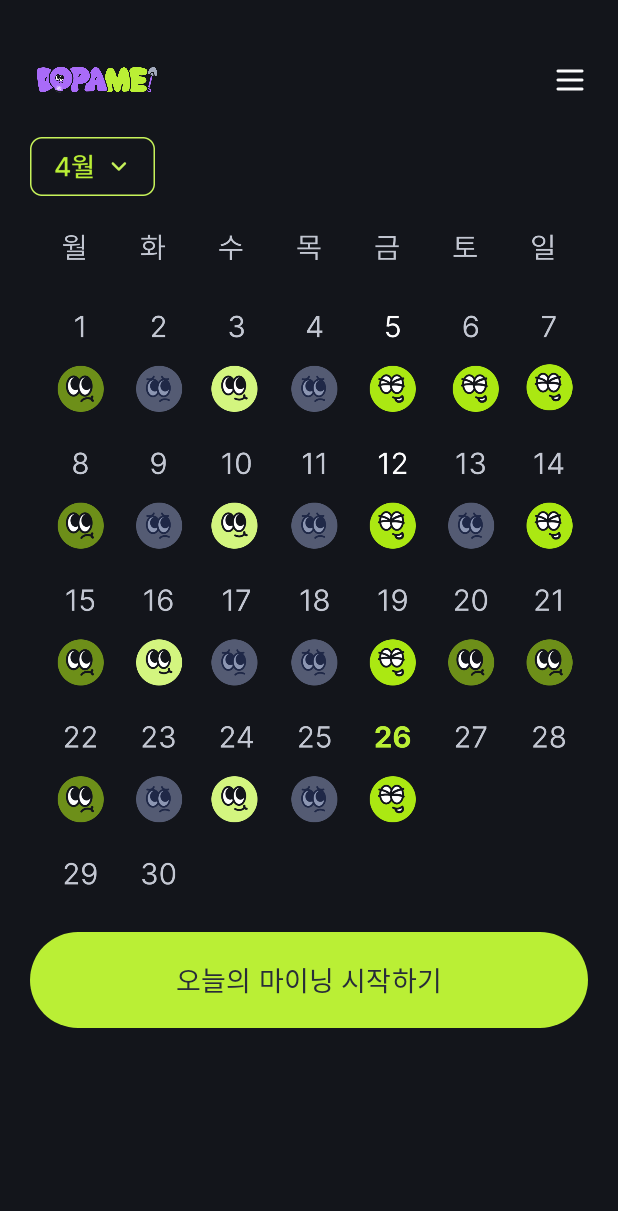
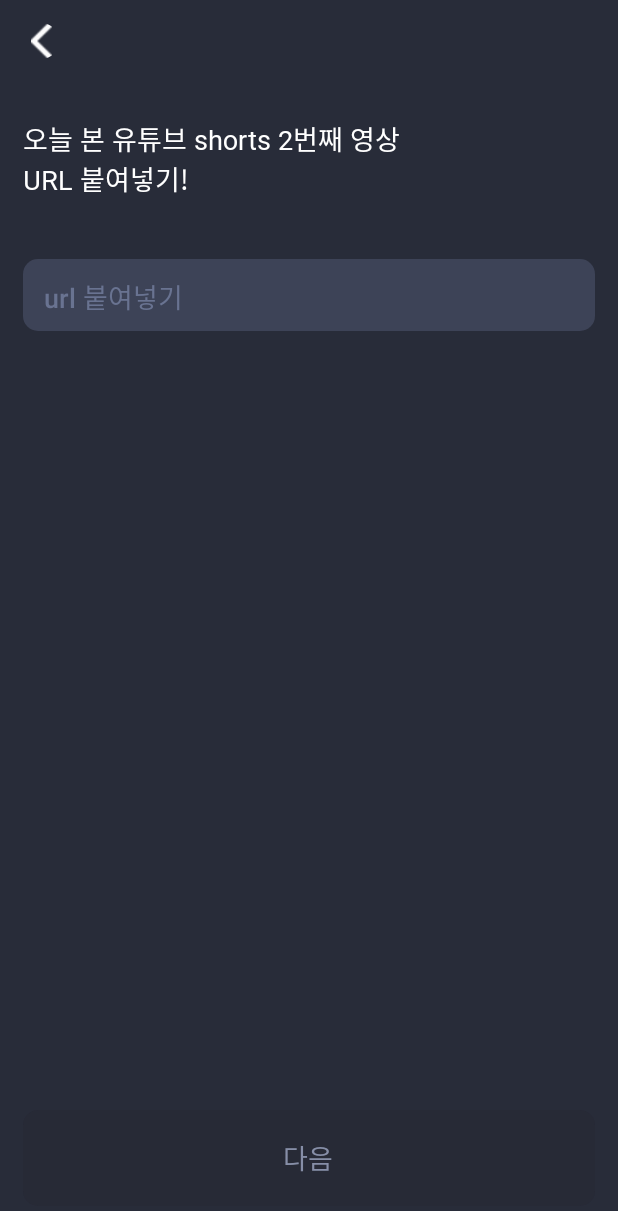
Before and after one commit to ygreee0320/DopaMe, an Android app built with Jetpack Compose: the screen it shows after launch (MainActivity), after a tap on "오늘의 마이닝 시작하기", on a phone screen of 412 x 824 dp. Shown: the top 1211 px of the screen. Run offline under Robolectric (Android 15) with nearby library versions, the light colour scheme and no system bars; libraries missing offline, so code that uses them is left out: com.pierfrancescosoffritti.androidyoutubeplayer; Roboto replaces fonts that are not available here.

Commit message:
feat: Mining step1 화면 구현

```diff
--- a/app/build.gradle
+++ b/app/build.gradle
@@ -62,6 +62,9 @@ dependencies {
     implementation("androidx.compose.ui:ui")
     implementation("androidx.compose.ui:ui-tooling-preview")
     implementation("androidx.compose.material3:material3")
+    implementation("androidx.navigation:navigation-compose:2.7.7")
+    implementation ("androidx.lifecycle:lifecycle-viewmodel-compose:2.7.0")
+    //implementation("androidx.compose.rutime:runtime-livedata:")
 
     androidTestImplementation(platform("androidx.compose:compose-bom:2023.03.00"))
     androidTestImplementation("androidx.compose.ui:ui-test-junit4")
--- a/app/src/main/AndroidManifest.xml
+++ b/app/src/main/AndroidManifest.xml
@@ -3,6 +3,7 @@
     xmlns:tools="http://schemas.android.com/tools">
 
     <uses-permission android:name="android.permission.INTERNET" />
+    <uses-permission android:name="android.permission.ACCESS_NETWORK_STATE"/>
 
     <application
         android:allowBackup="true"
--- /dev/null
+++ b/app/src/main/java/com/example/dopame/app/DopaMeNavHost.kt
@@ -0,0 +1,23 @@
+package com.example.dopame.app
+
+import androidx.compose.runtime.Composable
+import androidx.navigation.compose.NavHost
+import androidx.navigation.compose.composable
+import androidx.navigation.compose.rememberNavController
+import com.example.dopame.screens.HomeScreen
+import com.example.dopame.screens.home.AddLinkScreen
+import com.example.dopame.screens.mining.AddAnswerScreen
+
+@Composable
+fun DopaMeNavHost() {
+    val navController = rememberNavController()
+
+    NavHost(
+        navController = navController,
+        startDestination = "home",
+    ) {
+        composable("home") { HomeScreen(navController) }
+        composable("miningStep1") { AddLinkScreen(navController) }
+        composable("miningStep2") { AddAnswerScreen(navController) }
+    }
+}
--- a/app/src/main/java/com/example/dopame/app/MainActivity.kt
+++ b/app/src/main/java/com/example/dopame/app/MainActivity.kt
@@ -4,10 +4,9 @@ import android.os.Bundle
 import androidx.activity.ComponentActivity
 import androidx.activity.compose.setContent
 import androidx.compose.foundation.layout.*
-import androidx.compose.material3.Surface
+import androidx.compose.material3.*
 import androidx.compose.ui.Modifier
 import com.example.dopame.core.designsystem.DopaMeTheme
-import com.example.dopame.screens.HomeScreen
 
 class MainActivity : ComponentActivity() {
     override fun onCreate(savedInstanceState: Bundle?) {
@@ -18,7 +17,7 @@ class MainActivity : ComponentActivity() {
                     modifier = Modifier.fillMaxSize(),
                     color = DopaMeTheme.colors.gray10
                 ) {
-                    HomeScreen()
+                    DopaMeNavHost()
                 }
             }
         }
--- a/app/src/main/java/com/example/dopame/core/designsystem/DopaMeTypography.kt
+++ b/app/src/main/java/com/example/dopame/core/designsystem/DopaMeTypography.kt
@@ -8,10 +8,10 @@ import androidx.compose.ui.text.style.LineHeightStyle
 import androidx.compose.ui.unit.sp
 
 data class DopaMeTypography (
-    val h1Bold: TextStyle = TextStyle(
+    val h1Medium: TextStyle = TextStyle(
         fontFamily = pretendard,
         fontWeight = FontWeight.Medium,
-        fontSize = 14.20.sp,
+        fontSize = 18.sp,
         lineHeight = 8.sp,
         platformStyle = PlatformTextStyle(
             includeFontPadding = false
--- a/app/src/main/java/com/example/dopame/screens/home/HomeScreen.kt
+++ b/app/src/main/java/com/example/dopame/screens/home/HomeScreen.kt
@@ -12,15 +12,13 @@ import androidx.compose.ui.Alignment
 import androidx.compose.ui.Modifier
 import androidx.compose.ui.layout.ContentScale
 import androidx.compose.ui.res.painterResource
-import androidx.compose.ui.tooling.preview.Preview
 import androidx.compose.ui.unit.dp
-import androidx.compose.ui.unit.sp
+import androidx.navigation.NavController
 import com.example.dopame.R
 import com.example.dopame.core.designsystem.DopaMeTheme
 
-@Preview
 @Composable
-fun HomeScreen() {
+fun HomeScreen(navController: NavController) {
     val isDoneVisible: Boolean by remember { mutableStateOf(false) }
 
     Column(
@@ -41,7 +39,7 @@ fun HomeScreen() {
                 modifier = Modifier.size(width = 89.dp, height = 26.dp),
                 contentScale = ContentScale.Crop
             )
-            Spacer(modifier = Modifier.weight(1f))
+            Spacer(modifier = Modifier.weight(1f)) // 간격 조정 (.width / .weiget)
             Image(
                 painter = painterResource(id = R.drawable.ic_mypage),
                 contentDescription = null,
@@ -74,8 +72,8 @@ fun HomeScreen() {
         )
 
         Button(
-            onClick = {
-                // 마이닝 시작하기
+            onClick = { // 마이닝 시작하기
+                navController.navigate("miningStep1")
             },
             modifier = Modifier
                 .padding(top = 20.dp)
@@ -86,7 +84,7 @@ fun HomeScreen() {
             Text(
                 text = "오늘의 마이닝 시작하기",
                 color = DopaMeTheme.colors.gray20,
-                fontSize = 18.sp
+                style = DopaMeTheme.typography.h1Medium
             )
         }
     }
--- /dev/null
+++ b/app/src/main/java/com/example/dopame/screens/mining/AddAnswerScreen.kt
@@ -0,0 +1,11 @@
+package com.example.dopame.screens.mining
+
+import androidx.compose.material3.*
+import androidx.compose.runtime.Composable
+import androidx.compose.ui.ExperimentalComposeUiApi
+import androidx.navigation.NavController
+
+@Composable
+fun AddAnswerScreen(navController: NavController) {
+
+}
--- /dev/null
+++ b/app/src/main/java/com/example/dopame/screens/mining/AddLinkScreen.kt
@@ -0,0 +1,177 @@
+package com.example.dopame.screens.home
+
+import androidx.compose.foundation.background
+import androidx.compose.foundation.gestures.detectTapGestures
+import androidx.compose.foundation.layout.*
+import androidx.compose.foundation.shape.RoundedCornerShape
+import androidx.compose.foundation.text.BasicTextField
+import androidx.compose.material3.*
+import androidx.compose.runtime.*
+import androidx.compose.ui.Modifier
+import androidx.compose.ui.graphics.Color
+import androidx.compose.ui.input.pointer.pointerInput
+import androidx.compose.ui.platform.LocalContext
+import androidx.compose.ui.platform.LocalFocusManager
+import androidx.compose.ui.res.painterResource
+import androidx.compose.ui.text.font.FontFamily
+import androidx.compose.ui.text.font.FontWeight
+import androidx.compose.ui.tooling.preview.Preview
+import androidx.compose.ui.unit.dp
+import androidx.compose.ui.unit.sp
+import androidx.compose.ui.viewinterop.AndroidView
+import androidx.navigation.NavController
+import androidx.navigation.compose.rememberNavController
+import com.example.dopame.R
+import com.example.dopame.core.designsystem.DopaMeTheme
+import com.pierfrancescosoffritti.androidyoutubeplayer.core.player.YouTubePlayer
+import com.pierfrancescosoffritti.androidyoutubeplayer.core.player.listeners.AbstractYouTubePlayerListener
+import com.pierfrancescosoffritti.androidyoutubeplayer.core.player.views.YouTubePlayerView
+import kotlin.random.Random
+
+@Composable
+fun AddLinkScreen(navController: NavController) {
+
+    val randomNumber = remember { Random.nextInt(1, 6) }
+    var url by remember { mutableStateOf("") }
+    val context = LocalContext.current
+    val focusManager = LocalFocusManager.current
+    var nextEnabled by remember { mutableStateOf(false) }
+
+    Column(
+        modifier = Modifier
+            .fillMaxSize()
+            .background(color = DopaMeTheme.colors.gray20)
+            .pointerInput(Unit) {
+                detectTapGestures {
+                    focusManager.clearFocus()
+                }
+            },
+        verticalArrangement = Arrangement.SpaceBetween
+    ) {
+        Column(
+            modifier = Modifier
+                .padding(15.dp)
+        ) {
+            IconButton(
+                onClick = { navController.navigateUp() },
+                modifier = Modifier.size(24.dp)
+            ) {
+                Icon(
+                    painter = painterResource(id = R.drawable.ic_back),
+                    contentDescription = "Back",
+                    tint = Color.Unspecified
+                )
+            }
+
+            Spacer(modifier = Modifier.height(40.dp))
+
+            Column {
+                Text(
+                    text = "오늘 본 유튜브 shorts ${randomNumber}번째 영상",
+                    color = Color.White,
+                    style = DopaMeTheme.typography.h1Medium
+                )
+
+                Text(
+                    text = "URL 붙여넣기!",
+                    color = Color.White,
+                    style = DopaMeTheme.typography.h1Medium
+                )
+            }
+
+            Spacer(modifier = Modifier.height(40.dp))
+
+            BasicTextField(
+                value = url,
+                onValueChange = { url = it },
+                modifier = Modifier
+                    .fillMaxWidth()
+                    .height(48.dp)
+                    .background(
+                        color = DopaMeTheme.colors.gray30,
+                        shape = RoundedCornerShape(10.dp)
+                    )
+                    .padding(horizontal = 14.dp, vertical = 12.dp),
+                textStyle = LocalTextStyle.current.copy(
+                    color = Color.White,
+                    fontSize = 18.sp,
+                    fontFamily = FontFamily.Default,
+                    fontWeight = FontWeight.Medium
+                ),
+                singleLine = true,
+                decorationBox = { innerTextField ->
+                    if (url.isEmpty()) {
+                        Text(
+                            text = "url 붙여넣기",
+                            style = LocalTextStyle.current.copy(
+                                color = DopaMeTheme.colors.gray50,
+                                fontSize = 18.sp,
+                                fontFamily = FontFamily.Default,
+                                fontWeight = FontWeight.Medium
+                            )
+                        )
+                    }
+                    innerTextField()
+                }
+            )
+
+            Spacer(modifier = Modifier.height(20.dp))
+
+            if (url.isNotEmpty()) {
+                val videoId = extractVideoIdFromUrl(url)
+                if (videoId != null) {
+                    AndroidView(factory = {
+                        YouTubePlayerView(context).apply {
+                            addYouTubePlayerListener(object : AbstractYouTubePlayerListener() {
+                                override fun onReady(youTubePlayer: YouTubePlayer) {
+                                    youTubePlayer.loadVideo(videoId, 0f)
+                                }
+                            })
+                        }
+                    })
+                    nextEnabled = true
+                }
+            }
+        }
+
+        Column(
+            modifier = Modifier
+                .padding(horizontal = 15.dp, vertical = 20.dp)
+        ) {
+            Button(
+                onClick = { navController.navigate("miningStep2") },
+                modifier = Modifier
+                    .fillMaxWidth()
+                    .height(64.dp),
+                shape = RoundedCornerShape(10.dp),
+                colors = ButtonDefaults.buttonColors(
+                    containerColor = if (nextEnabled) DopaMeTheme.colors.primary60 else DopaMeTheme.colors.gray30
+                ),
+                enabled = url.isNotEmpty(),
+            ) {
+                Text(
+                    text = "다음",
+                    fontSize = 18.sp,
+                    color = if (nextEnabled) Color.Black else DopaMeTheme.colors.gray60,
+                    fontFamily = FontFamily.Default,
+                    fontWeight = FontWeight.Medium
+                )
+            }
+        }
+    }
+}
+
+fun extractVideoIdFromUrl(url: String): String? {
+    val regex = "^(?:https?://)?(?:www\\.|m\\.)?(?:youtube\\.com/(?:v/|watch\\?v=|embed/|shorts/)|youtu\\.be/)([^&?/\\s]+)".toRegex()
+    val matchResult = regex.find(url)
+    return matchResult?.groups?.get(1)?.value
+}
+
+@Preview
+@Composable
+private fun AddLinkScreenPreview() {
+    DopaMeTheme {
+        val navController = rememberNavController()
+        AddLinkScreen(navController = navController)
+    }
+}
```
Also changed, not shown: app/src/main/res/drawable/ic_back.png (added).
